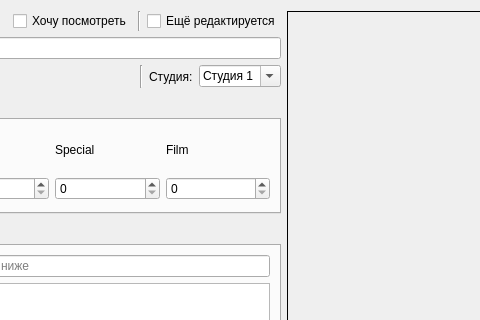
Old version of the form dialogaddanime.ui in the repository LibertaSoft/DatabaseAnime; both pictures show x 298 to 778 and y 0 to 320 of the 871 by 597 pixel window.
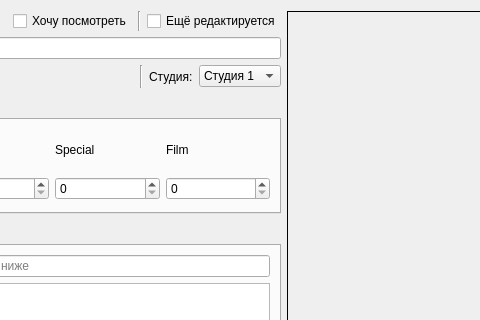
New version of the form. Icons and pictures are not drawn. Custom widgets are drawn as their Qt base class.

Commit message: Мелкие правки

Diff of the .ui file:
```diff
--- a/dialogaddanime.ui
+++ b/dialogaddanime.ui
@@ -164,7 +164,7 @@
          <item>
           <widget class="QComboBox" name="ComboBox_Studio">
            <property name="editable">
-            <bool>true</bool>
+            <bool>false</bool>
            </property>
            <property name="currentText">
             <string>Студия 1</string>
```
Left out of the diff: 3 changed lines with no effect on the pictures. The commit also changes 2 other files.
